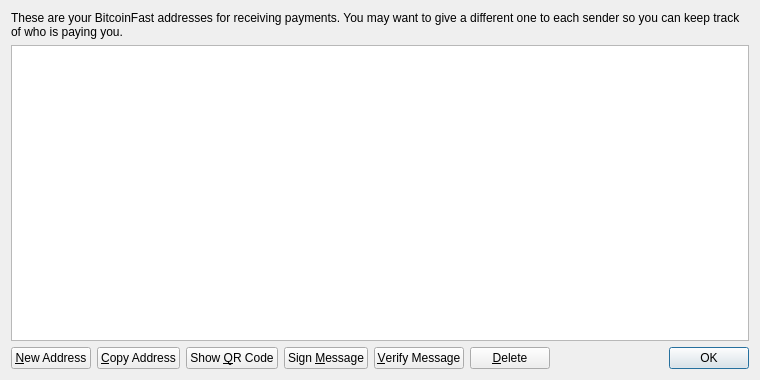
Old version of the form src/qt/forms/addressbookpage.ui in the repository Crypto-Currency/Bitcoin-Fast.
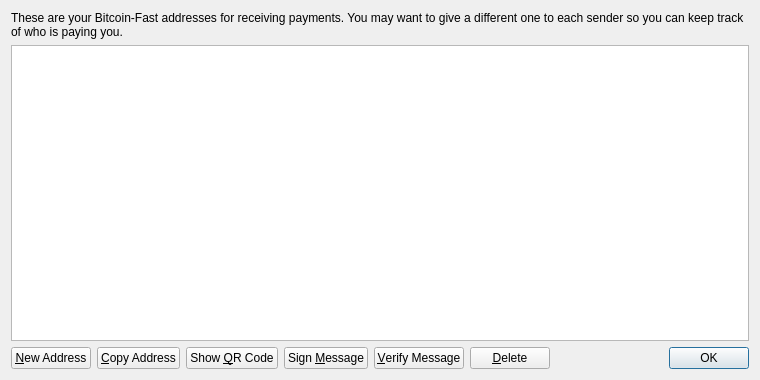
New version of the form. Icons and pictures are not drawn.

```diff
--- a/src/qt/forms/addressbookpage.ui
+++ b/src/qt/forms/addressbookpage.ui
@@ -17,7 +17,7 @@
    <item>
     <widget class="QLabel" name="labelExplanation">
      <property name="text">
-      <string>These are your BitcoinFast addresses for receiving payments. You may want to give a different one to each sender so you can keep track of who is paying you.</string>
+      <string>These are your Bitcoin-Fast addresses for receiving payments. You may want to give a different one to each sender so you can keep track of who is paying you.</string>
      </property>
      <property name="textFormat">
       <enum>Qt::PlainText</enum>
```
Left out of the diff: 4 changed lines with no effect on the pictures.
